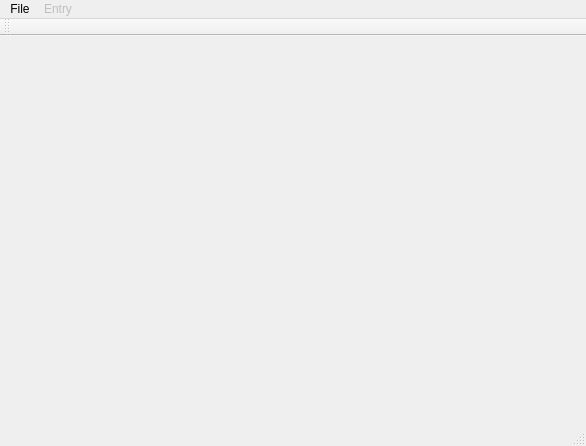
First picture: the form in mainwindow.ui, repository NileET/Qt-CourseProject-Semester-4, before the edit.
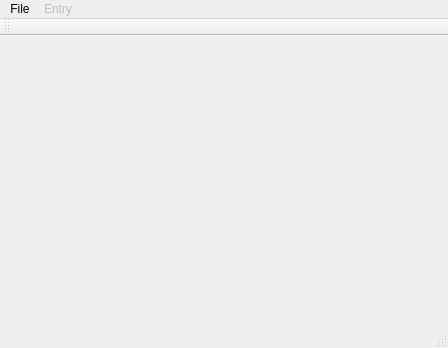
Second picture: the form after the edit. Icons and pictures are not drawn.

```diff
--- a/mainwindow.ui
+++ b/mainwindow.ui
@@ -6,8 +6,8 @@
    <rect>
     <x>0</x>
     <y>0</y>
-    <width>586</width>
-    <height>446</height>
+    <width>448</width>
+    <height>348</height>
    </rect>
   </property>
   <property name="windowTitle">
@@ -19,7 +19,7 @@
     <rect>
      <x>0</x>
      <y>0</y>
-     <width>586</width>
+     <width>448</width>
      <height>25</height>
     </rect>
    </property>
```
